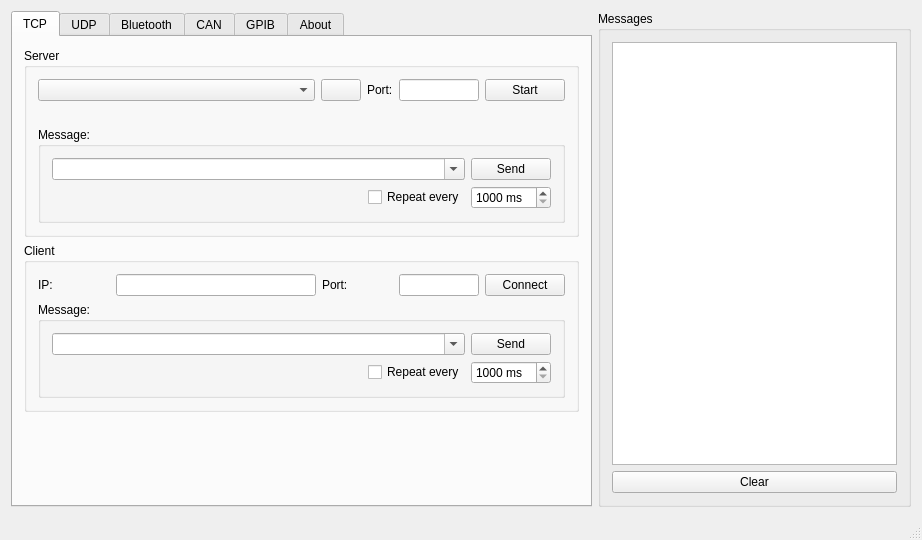
Before: the Qt Designer form mainwindow.ui in rookiepeng/comm-test, drawn with Qt 5.
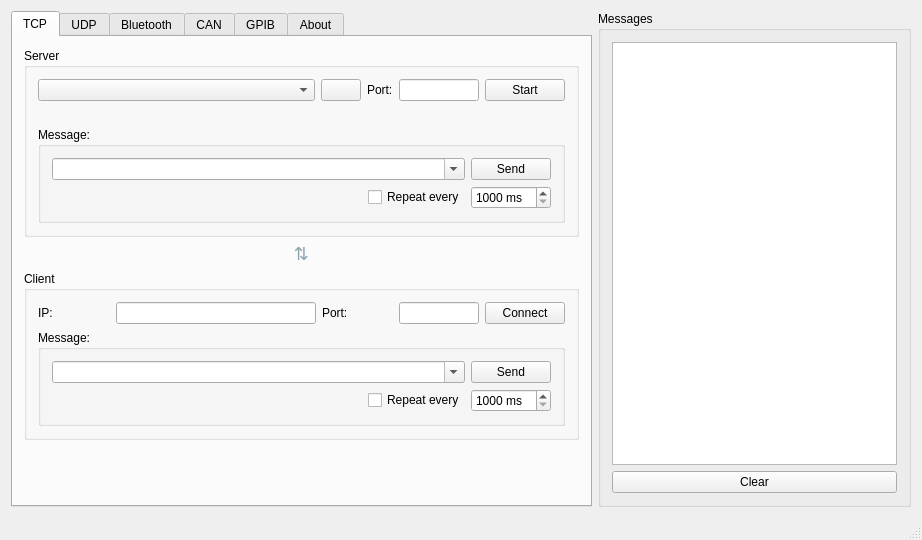
After: the same form once the commit is applied. Icons and pictures are not drawn.

Commit message:
Add connection state indicators and styling
Add QLabel arrows to mainwindow.ui for TCP, UDP and Bluetooth sections to improve visual separation. Implement _set_groupbox_state in socket_test.py to apply colored borders based on state (idle/listening/connected/error) and initialize relevant groupboxes to 'idle' at startup. Update TCP/UDP/Bluetooth handlers to call _set_groupbox_state for the affected group boxes (groupBox_14, groupBox_16, groupBox_15, groupBox_8, groupBox_17, groupBox_10). Color mapping: idle=#bdbdbd, listening=#FF9800, connected=#4CAF50, error=#F44336.

```diff
--- a/mainwindow.ui
+++ b/mainwindow.ui
@@ -209,6 +209,19 @@
           </layout>
          </widget>
         </item>
+        <item>
+         <widget class="QLabel" name="labelTcpArrow">
+          <property name="text">
+           <string>⇅</string>
+          </property>
+          <property name="alignment">
+           <set>Qt::AlignCenter</set>
+          </property>
+          <property name="styleSheet">
+           <string>color: #90A4AE; font-size: 18px;</string>
+          </property>
+         </widget>
+        </item>
         <item>
          <widget class="QGroupBox" name="groupBox_16">
           <property name="title">
```
Left out of the diff: 26 changed lines with no effect on the pictures. The commit also changes 1 other file.
